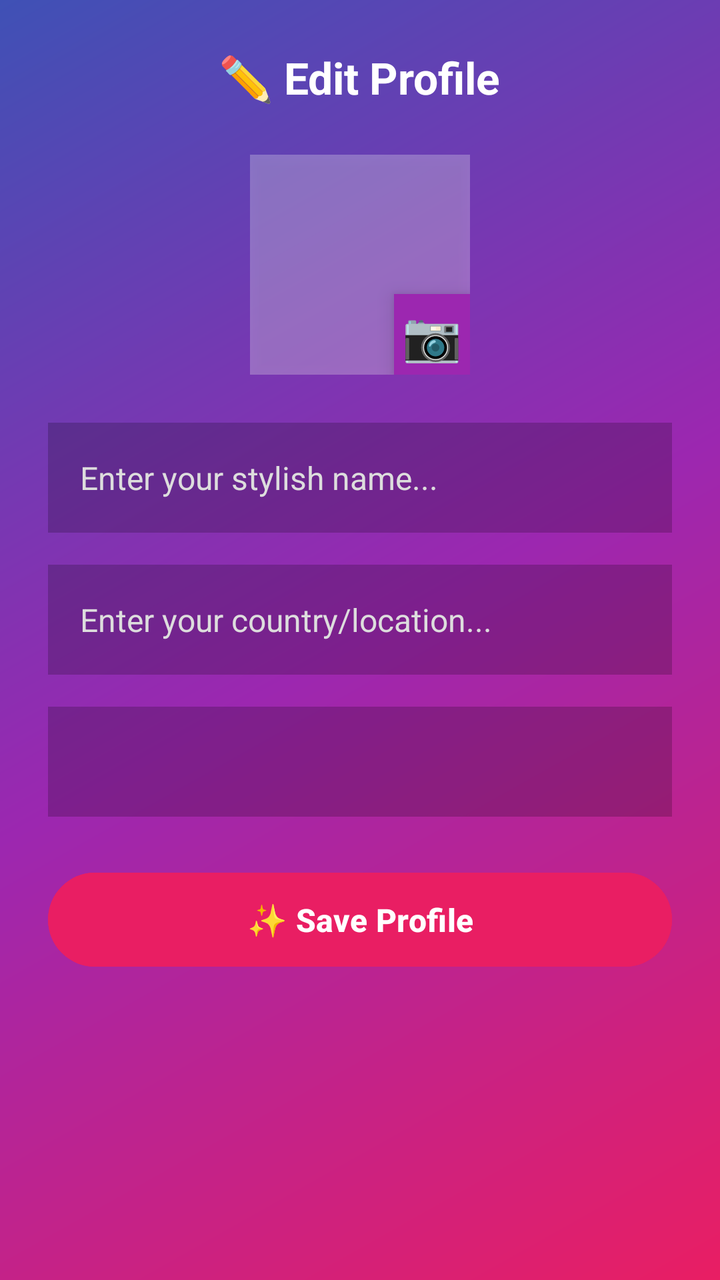
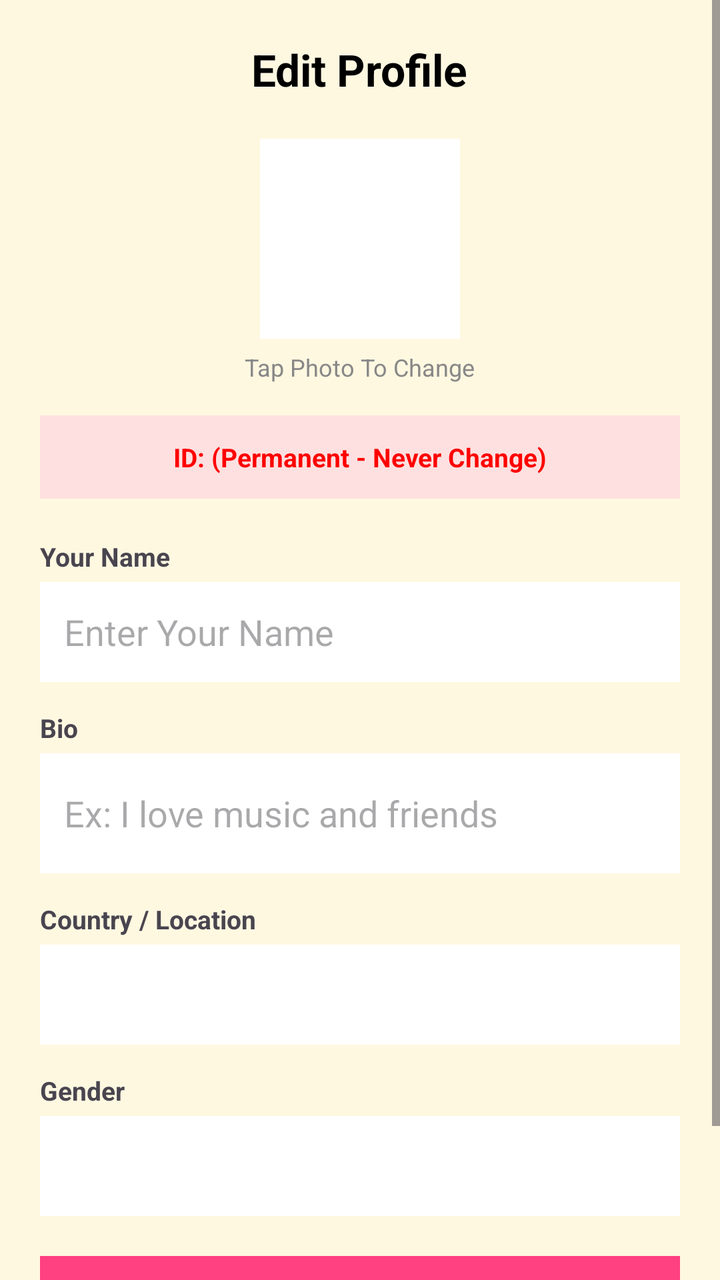

The first picture is an Android layout as it rendered before a commit; the second is the same layout after the commit. The layout source and the unified diff follow.
<!-- AndroidManifest.xml: activity theme Theme.SRVoiceChat -->
<!-- res/layout/activity_edit_profile.xml -->
<?xml version="1.0" encoding="utf-8"?>
<ScrollView xmlns:android="http://schemas.android.com/apk/res/android"
    android:layout_width="match_parent"
    android:layout_height="match_parent"
    android:background="@drawable/bg_profile_gradient"
    android:fillViewport="true">

    <LinearLayout
        android:layout_width="match_parent"
        android:layout_height="wrap_content"
        android:orientation="vertical"
        android:padding="24dp"
        android:gravity="center_horizontal">

        
        <TextView
            android:layout_width="wrap_content"
            android:layout_height="wrap_content"
            android:text="✏️ Edit Profile"
            android:textColor="#FFFFFF"
            android:textSize="22sp"
            android:textStyle="bold"
            android:layout_marginBottom="24dp"/>

        
        <FrameLayout
            android:layout_width="110dp"
            android:layout_height="110dp"
            android:layout_marginBottom="24dp">

            <ImageView
                android:id="@+id/imgEditProfilePic"
                android:layout_width="match_parent"
                android:layout_height="match_parent"
                android:background="#44FFFFFF"
                android:scaleType="centerCrop"
                android:elevation="4dp"/>

            <TextView
                android:layout_width="wrap_content"
                android:layout_height="wrap_content"
                android:text="📷"
                android:textSize="24sp"
                android:layout_gravity="bottom|end"
                android:background="#9C27B0"
                android:padding="4dp"
                android:elevation="6dp"/>
        </FrameLayout>

        
        <EditText
            android:id="@+id/editUserName"
            android:layout_width="match_parent"
            android:layout_height="55dp"
            android:background="#33000000"
            android:hint="Enter your stylish name..."
            android:textColor="#FFFFFF"
            android:textColorHint="#DDDDDD"
            android:textSize="16sp"
            android:paddingHorizontal="16dp"
            android:layout_marginBottom="16dp"
            android:singleLine="true"/>

        
        <EditText
            android:id="@+id/editUserLocation"
            android:layout_width="match_parent"
            android:layout_height="55dp"
            android:background="#33000000"
            android:hint="Enter your country/location..."
            android:textColor="#FFFFFF"
            android:textColorHint="#DDDDDD"
            android:textSize="16sp"
            android:paddingHorizontal="16dp"
            android:layout_marginBottom="16dp"
            android:singleLine="true"/>

        
        <Spinner
            android:id="@+id/spinnerGender"
            android:layout_width="match_parent"
            android:layout_height="55dp"
            android:background="#33000000"
            android:paddingHorizontal="12dp"
            android:layout_marginBottom="24dp"/>

        
        <Button
            android:id="@+id/btnSaveProfile"
            android:layout_width="match_parent"
            android:layout_height="55dp"
            android:text="✨ Save Profile"
            android:textColor="#FFFFFF"
            android:textSize="16sp"
            android:textStyle="bold"
            android:backgroundTint="#E91E63"
            android:elevation="4dp"/>

    </LinearLayout>
</ScrollView>
<!-- resources referenced by this layout -->
<resources>
  <!-- drawable bg_profile_gradient (drawable) -->
  <?xml version="1.0" encoding="utf-8"?>
  <shape xmlns:android="http://schemas.android.com/apk/res/android"
      android:shape="rectangle">
      <gradient
          android:angle="135"
          android:startColor="#E91E63"
          android:centerColor="#9C27B0"
          android:endColor="#3F51B5"
          android:type="linear" />
  </shape>
  <style name="Theme.SRVoiceChat" parent="Theme.Material3.DayNight.NoActionBar">
          <item name="colorPrimary">#FF4081</item>
          <item name="android:statusBarColor">#FF4081</item>
          <item name="android:windowLightStatusBar">true</item>
      </style>
</resources>

<!-- the commit's change to res/layout/activity_edit_profile.xml (unified diff, before → after) -->
@@ -1,100 +1,123 @@
 <?xml version="1.0" encoding="utf-8"?>
 <ScrollView xmlns:android="http://schemas.android.com/apk/res/android"
-    android:layout_width="match_parent"
-    android:layout_height="match_parent"
-    android:background="@drawable/bg_profile_gradient"
-    android:fillViewport="true">
-
-    <LinearLayout
-        android:layout_width="match_parent"
-        android:layout_height="wrap_content"
-        android:orientation="vertical"
-        android:padding="24dp"
-        android:gravity="center_horizontal">
-
-        
-        <TextView
-            android:layout_width="wrap_content"
-            android:layout_height="wrap_content"
-            android:text="✏️ Edit Profile"
-            android:textColor="#FFFFFF"
-            android:textSize="22sp"
-            android:textStyle="bold"
-            android:layout_marginBottom="24dp"/>
-
-        
-        <FrameLayout
-            android:layout_width="110dp"
-            android:layout_height="110dp"
-            android:layout_marginBottom="24dp">
-
-            <ImageView
-                android:id="@+id/imgEditProfilePic"
-                android:layout_width="match_parent"
-                android:layout_height="match_parent"
-                android:background="#44FFFFFF"
-                android:scaleType="centerCrop"
-                android:elevation="4dp"/>
-
-            <TextView
-                android:layout_width="wrap_content"
-                android:layout_height="wrap_content"
-                android:text="📷"
-                android:textSize="24sp"
-                android:layout_gravity="bottom|end"
-                android:background="#9C27B0"
-                android:padding="4dp"
-                android:elevation="6dp"/>
-        </FrameLayout>
-
-        
-        <EditText
-            android:id="@+id/editUserName"
-            android:layout_width="match_parent"
-            android:layout_height="55dp"
-            android:background="#33000000"
-            android:hint="Enter your stylish name..."
-            android:textColor="#FFFFFF"
-            android:textColorHint="#DDDDDD"
-            android:textSize="16sp"
-            android:paddingHorizontal="16dp"
-            android:layout_marginBottom="16dp"
-            android:singleLine="true"/>
-
-        
-        <EditText
-            android:id="@+id/editUserLocation"
-            android:layout_width="match_parent"
-            android:layout_height="55dp"
-            android:background="#33000000"
-            android:hint="Enter your country/location..."
-            android:textColor="#FFFFFF"
-            android:textColorHint="#DDDDDD"
-            android:textSize="16sp"
-            android:paddingHorizontal="16dp"
-            android:layout_marginBottom="16dp"
-            android:singleLine="true"/>
-
-        
-        <Spinner
-            android:id="@+id/spinnerGender"
-            android:layout_width="match_parent"
-            android:layout_height="55dp"
-            android:background="#33000000"
-            android:paddingHorizontal="12dp"
-            android:layout_marginBottom="24dp"/>
-
-        
-        <Button
-            android:id="@+id/btnSaveProfile"
-            android:layout_width="match_parent"
-            android:layout_height="55dp"
-            android:text="✨ Save Profile"
-            android:textColor="#FFFFFF"
-            android:textSize="16sp"
-            android:textStyle="bold"
-            android:backgroundTint="#E91E63"
-            android:elevation="4dp"/>
-
-    </LinearLayout>
+android:layout_width="match_parent"
+android:layout_height="match_parent"
+android:background="#FFF8E1"
+android:fillViewport="true">
+<LinearLayout
+android:layout_width="match_parent"
+android:layout_height="wrap_content"
+android:orientation="vertical"
+android:padding="20dp">
+<TextView
+android:layout_width="wrap_content"
+android:layout_height="wrap_content"
+android:text="Edit Profile"
+android:textSize="22sp"
+android:textStyle="bold"
+android:textColor="#000000"
+android:layout_gravity="center"
+android:layout_marginBottom="20dp" />
+<ImageView
+android:id="@+id/imgEditAvatar"
+android:layout_width="100dp"
+android:layout_height="100dp"
+android:src="@android:drawable/sym_def_app_icon"
+android:background="#FFFFFF"
+android:layout_gravity="center" />
+<TextView
+android:layout_width="wrap_content"
+android:layout_height="wrap_content"
+android:text="Tap Photo To Change"
+android:textSize="12sp"
+android:textColor="#888888"
+android:layout_gravity="center"
+android:layout_marginTop="6dp"
+android:layout_marginBottom="16dp" />
+<TextView
+android:id="@+id/txtShowId"
+android:layout_width="match_parent"
+android:layout_height="wrap_content"
+android:text="ID: (Permanent - Never Change)"
+android:textSize="13sp"
+android:textStyle="bold"
+android:textColor="#FF0000"
+android:background="#FFE0E0"
+android:padding="12dp"
+android:gravity="center"
+android:layout_marginBottom="20dp" />
+<TextView
+android:layout_width="wrap_content"
+android:layout_height="wrap_content"
+android:text="Your Name"
+android:textSize="13sp"
+android:textStyle="bold" />
+<EditText
+android:id="@+id/edtName"
+android:layout_width="match_parent"
+android:layout_height="50dp"
+android:hint="Enter Your Name"
+android:background="#FFFFFF"
+android:padding="12dp"
+android:layout_marginTop="4dp"
+android:layout_marginBottom="14dp" />
+<TextView
+android:layout_width="wrap_content"
+android:layout_height="wrap_content"
+android:text="Bio"
+android:textSize="13sp"
+android:textStyle="bold" />
+<EditText
+android:id="@+id/edtBio"
+android:layout_width="match_parent"
+android:layout_height="60dp"
+android:hint="Ex: I love music and friends"
+android:background="#FFFFFF"
+android:padding="12dp"
+android:layout_marginTop="4dp"
+android:layout_marginBottom="14dp" />
+<TextView
+android:layout_width="wrap_content"
+android:layout_height="wrap_content"
+android:text="Country / Location"
+android:textSize="13sp"
+android:textStyle="bold" />
+<Spinner
+android:id="@+id/spinnerCountry"
+android:layout_width="match_parent"
+android:layout_height="50dp"
+android:background="#FFFFFF"
+android:layout_marginTop="4dp"
+android:layout_marginBottom="14dp" />
+<TextView
+android:layout_width="wrap_content"
+android:layout_height="wrap_content"
+android:text="Gender"
+android:textSize="13sp"
+android:textStyle="bold" />
+<Spinner
+android:id="@+id/spinnerGender"
+android:layout_width="match_parent"
+android:layout_height="50dp"
+android:background="#FFFFFF"
+android:layout_marginTop="4dp"
+android:layout_marginBottom="20dp" />
+<Button
+android:id="@+id/btnSaveProfile"
+android:layout_width="match_parent"
+android:layout_height="55dp"
+android:text="Save Profile"
+android:textColor="#FFFFFF"
+android:background="#FF4081"
+android:textStyle="bold"
+android:textSize="16sp" />
+<TextView
+android:layout_width="wrap_content"
+android:layout_height="wrap_content"
+android:text="Note: ID, Coins, Dollars never change on Edit."
+android:textSize="11sp"
+android:textColor="#888888"
+android:layout_gravity="center"
+android:layout_marginTop="10dp" />
+</LinearLayout>
 </ScrollView>
<!-- resource entries referenced after the edit -->
@@ -1,16 +1,5 @@
 <!-- resources referenced by this layout -->
 <resources>
-  <!-- drawable bg_profile_gradient (drawable) -->
-  <?xml version="1.0" encoding="utf-8"?>
-  <shape xmlns:android="http://schemas.android.com/apk/res/android"
-      android:shape="rectangle">
-      <gradient
-          android:angle="135"
-          android:startColor="#E91E63"
-          android:centerColor="#9C27B0"
-          android:endColor="#3F51B5"
-          android:type="linear" />
-  </shape>
   <style name="Theme.SRVoiceChat" parent="Theme.Material3.DayNight.NoActionBar">
           <item name="colorPrimary">#FF4081</item>
           <item name="android:statusBarColor">#FF4081</item>
